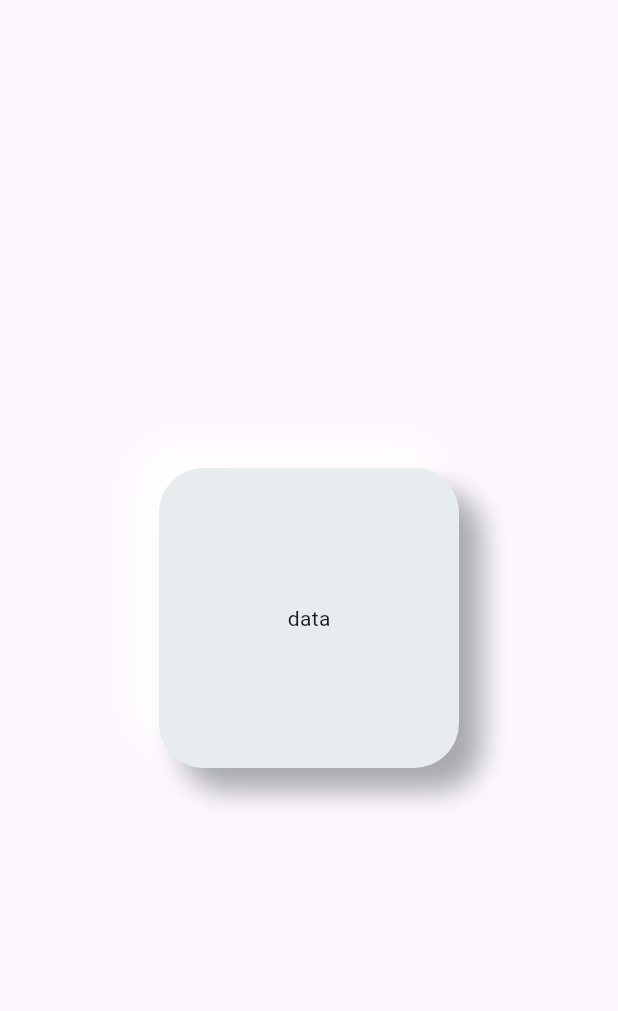
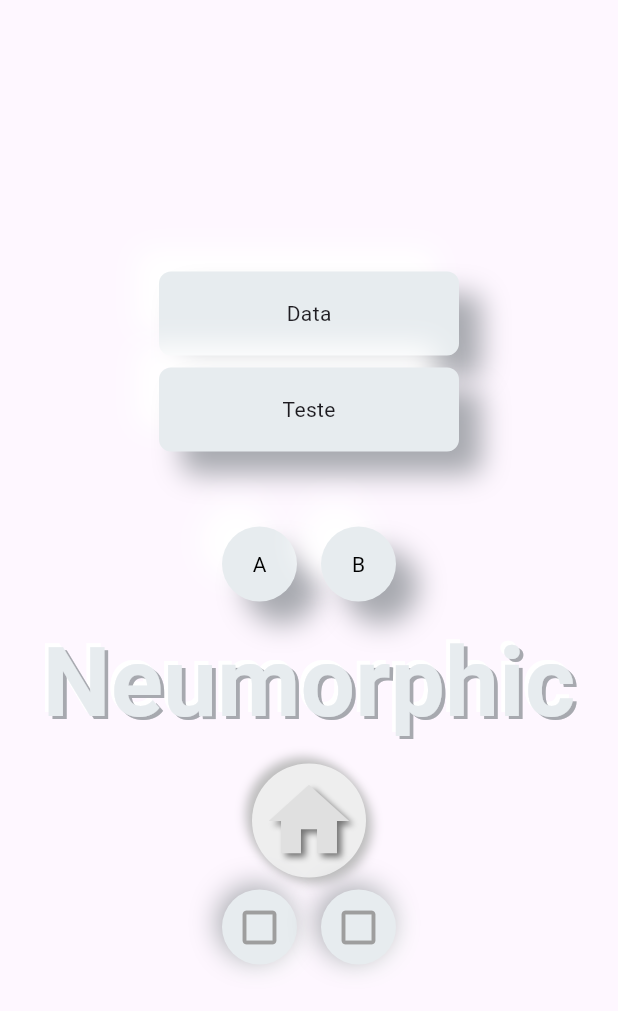
Before and after one commit to KauanProg/flutter_fusion, a Flutter app: the screen it shows after launch, on a phone screen of 412 x 824 dp. Shown: the top 1011 px of the screen. Run offline on Flutter 3.47's test engine with Material 3 defaults, Android fonts, the phone set to English and light mode, and no system bars; our stand-ins replace flutter_inset_box_shadow.

Commit message:
Adicionando checkbox, icon, radio, text e button

```diff
--- a/example/lib/main.dart
+++ b/example/lib/main.dart
@@ -30,20 +30,107 @@ class MyHomePage extends StatefulWidget {
 }
 
 class _MyHomePageState extends State<MyHomePage> {
+  int? selectedValue;
+
   @override
   Widget build(BuildContext context) {
     return Scaffold(
       body: Center(
+        child: SingleChildScrollView(
           child: Column(
             mainAxisAlignment: MainAxisAlignment.center,
             children: [
               NeumorphicContainer(
                 onPressed: () {},
                 width: 200,
-              height: 200,
-              child: const Text('data'),
+                height: 56,
+                child: const Center(child: Text('Data')),
+              ),
+              const SizedBox(height: 8),
+              NeumorphicButton(
+                onPressed: () {},
+                width: 200,
+                height: 56,
+                title: 'Teste',
+              ),
+              const SizedBox(height: 50),
+              Row(
+                mainAxisAlignment: MainAxisAlignment.center,
+                children: [
+                  NeumorphicRadioButton<int>(
+                    value: 1,
+                    groupValue: selectedValue,
+                    onChanged: (value) {
+                      setState(() {
+                        selectedValue = value;
+                      });
+                    },
+                    title: 'A',
+                    width: 50,
+                    height: 50,
+                    style: const TextStyle(color: Colors.white),
+                  ),
+                  const SizedBox(width: 16),
+                  NeumorphicRadioButton<int>(
+                    value: 2,
+                    groupValue: selectedValue,
+                    onChanged: (value) {
+                      setState(() {
+                        selectedValue = value;
+                      });
+                    },
+                    title: 'B',
+                    width: 50,
+                    height: 50,
+                    style: const TextStyle(color: Colors.white),
                   ),
                 ],
+              ),
+              const SizedBox(height: 8),
+              const NeumorphicText(
+                text: 'Neumorphic',
+                depth: 5.0,
+                textStyle: TextStyle(
+                  fontSize: 64.0,
+                  fontWeight: FontWeight.bold,
+                  color: Color(0xffe7ecef),
+                ),
+              ),
+              const SizedBox(height: 8),
+              const NeumorphicIcon(iconData: Icons.home, size: 64),
+              const SizedBox(height: 8),
+              Row(
+                mainAxisAlignment: MainAxisAlignment.center,
+                children: [
+                  NeumorphicCheckbox<int>(
+                    value: 1,
+                    groupValue: selectedValue,
+                    onChanged: (value) {
+                      setState(() {
+                        selectedValue = value;
+                      });
+                    },
+                    size: 50,
+                    isDarkMode: false,
+                    duration: const Duration(milliseconds: 100),
+                  ),
+                  const SizedBox(width: 16),
+                  NeumorphicCheckbox<int>(
+                    value: 2,
+                    groupValue: selectedValue,
+                    onChanged: (value) {
+                      setState(() {
+                        selectedValue = value;
+                      });
+                    },
+                    size: 50,
+                    isDarkMode: false,
+                    duration: const Duration(milliseconds: 100),
+                  ),
+                ],
+              ),
+            ],
+          ),
         ),
       ),
     );
--- a/lib/flutter_fusion.dart
+++ b/lib/flutter_fusion.dart
@@ -1,3 +1,13 @@
 library flutter_fusion;
 
-export 'src/modules/buttons/neumorphic/neumorphic_container/neumorphic_container.dart';
+export 'src/modules/neumorphic/neumorphic_button/neumorphic_button.dart';
+export 'src/modules/neumorphic/neumorphic_checkbox/neumorphic_checkbox.dart';
+export 'src/modules/neumorphic/neumorphic_container/neumorphic_container.dart';
+export 'src/modules/neumorphic/neumorphic_icon/neumorphic_icon.dart';
+export 'src/modules/neumorphic/neumorphic_progress/neumorphic_progress.dart';
+export 'src/modules/neumorphic/neumorphic_radio/neumorphic_radio.dart';
+export 'src/modules/neumorphic/neumorphic_slider/neumorphic_slider.dart';
+export 'src/modules/neumorphic/neumorphic_switch/neumorphic_switch.dart';
+export 'src/modules/neumorphic/neumorphic_text/neumorphic_text.dart';
+export 'src/modules/neumorphic/neumorphic_textfield/neumorphic_textfield.dart';
+export 'src/modules/neumorphic/neumorphic_toggle/neumorphic_toggle.dart';
--- /dev/null
+++ b/lib/src/modules/neumorphic/neumorphic_button/neumorphic_button.dart
@@ -0,0 +1,92 @@
+import 'package:flutter/material.dart' hide BoxDecoration, BoxShadow;
+import 'package:flutter_inset_box_shadow/flutter_inset_box_shadow.dart';
+
+class NeumorphicButton extends StatefulWidget {
+  final VoidCallback onPressed;
+  final double width;
+  final double height;
+  final Color? backgroundColorLight;
+  final Color? backgroundColorDark;
+  final Offset? pressedDistance;
+  final Offset? releasedDistance;
+  final double? blur;
+  final bool? isDarkMode;
+  final BorderRadiusGeometry? borderRadius;
+  final Duration? duration;
+  final String? title;
+  final TextStyle? style;
+
+  const NeumorphicButton({
+    super.key,
+    required this.onPressed,
+    required this.width,
+    required this.height,
+    this.backgroundColorLight,
+    this.backgroundColorDark,
+    this.pressedDistance,
+    this.releasedDistance,
+    this.blur,
+    this.isDarkMode,
+    this.borderRadius,
+    this.duration,
+    required this.title,
+    this.style,
+  });
+
+  @override
+  State<NeumorphicButton> createState() => _NeumorphicButtonState();
+}
+
+class _NeumorphicButtonState extends State<NeumorphicButton> {
+  bool isPressed = false;
+  bool isDarkMode = false;
+
+  @override
+  Widget build(BuildContext context) {
+    Color backgroundColor = isDarkMode
+        ? widget.backgroundColorDark ?? const Color(0xff2e3239)
+        : widget.backgroundColorLight ?? const Color(0xffe7ecef);
+    Offset distance = isPressed
+        ? widget.pressedDistance ?? const Offset(5, 5)
+        : widget.releasedDistance ?? const Offset(15, 15);
+    double blur = widget.blur != null
+        ? (isPressed ? widget.blur! : widget.blur! * 3)
+        : (isPressed ? 3 : 15);
+
+    return GestureDetector(
+      onTap: () => setState(() => isPressed = !isPressed),
+      child: AnimatedContainer(
+        duration: widget.duration ?? const Duration(milliseconds: 100),
+        width: widget.width,
+        height: widget.height,
+        decoration: BoxDecoration(
+          color: backgroundColor,
+          borderRadius: widget.borderRadius ?? BorderRadius.circular(8),
+          boxShadow: [
+            BoxShadow(
+              blurRadius: blur,
+              offset: -distance,
+              color: isDarkMode ? const Color(0xff35393f) : Colors.white,
+              inset: isPressed,
+            ),
+            BoxShadow(
+              blurRadius: blur,
+              offset: distance,
+              color: isDarkMode
+                  ? const Color(0xff23262a)
+                  : const Color(0xffa7a9af),
+              inset: isPressed,
+            ),
+          ],
+        ),
+        child: Center(
+          child: Text(
+            widget.title!,
+            style: widget.style,
+            maxLines: 1,
+          ),
+        ),
+      ),
+    );
+  }
+}
--- /dev/null
+++ b/lib/src/modules/neumorphic/neumorphic_checkbox/neumorphic_checkbox.dart
@@ -0,0 +1,74 @@
+import 'package:flutter/material.dart';
+
+class NeumorphicCheckbox<T> extends StatelessWidget {
+  final T value;
+  final T? groupValue;
+  final ValueChanged<T?> onChanged;
+  final double size;
+  final Color? activeColor;
+  final Color? inactiveColor;
+  final bool? isDarkMode;
+  final Duration? duration;
+
+  const NeumorphicCheckbox({
+    super.key,
+    required this.value,
+    required this.groupValue,
+    required this.onChanged,
+    this.size = 24.0,
+    this.activeColor,
+    this.inactiveColor,
+    this.isDarkMode = false,
+    this.duration,
+  });
+
+  @override
+  Widget build(BuildContext context) {
+    final bool isSelected = value == groupValue;
+    final bool isPressed = isSelected;
+
+    Color backgroundColor = isDarkMode!
+        ? inactiveColor ?? const Color(0xff2e3239)
+        : activeColor ?? const Color(0xffe7ecef);
+
+    double blurValue = isPressed ? 3 : 15;
+
+    return GestureDetector(
+      onTap: () {
+        if (!isSelected) {
+          onChanged(value);
+        }
+      },
+      child: AnimatedContainer(
+        duration: duration ?? const Duration(milliseconds: 100),
+        width: size,
+        height: size,
+        decoration: BoxDecoration(
+          color: backgroundColor,
+          shape: BoxShape.circle,
+          boxShadow: [
+            BoxShadow(
+              blurRadius: blurValue,
+              offset: const Offset(3, 3),
+              color: isDarkMode! ? const Color(0xff23262a) : Colors.white,
+            ),
+            BoxShadow(
+              blurRadius: blurValue,
+              offset: const Offset(-3, -3),
+              color: isDarkMode!
+                  ? const Color(0xff35393f)
+                  : const Color(0xffa7a9af),
+            ),
+          ],
+        ),
+        child: Center(
+          child: Icon(
+            isSelected ? Icons.check : Icons.check_box_outline_blank,
+            size: size * 0.6,
+            color: isDarkMode! ? Colors.white : Colors.grey[500],
+          ),
+        ),
+      ),
+    );
+  }
+}
--- a/lib/src/modules/buttons/neumorphic/neumorphic_container/neumorphic_container.dart
+++ b/lib/src/modules/neumorphic/neumorphic_container/neumorphic_container.dart
@@ -1,5 +1,3 @@
-// ignore_for_file: prefer_const_constructors_in_immutables, must_be_immutable
-
 import 'package:flutter/material.dart' hide BoxDecoration, BoxShadow;
 import 'package:flutter_inset_box_shadow/flutter_inset_box_shadow.dart';
 
@@ -8,13 +6,27 @@ class NeumorphicContainer extends StatefulWidget {
   final Widget child;
   final double width;
   final double height;
+  final Color? backgroundColorLight;
+  final Color? backgroundColorDark;
+  final Offset? pressedDistance;
+  final Offset? releasedDistance;
+  final double? blur;
+  final bool? isDarkMode;
+  final BorderRadiusGeometry? borderRadius;
 
-  NeumorphicContainer({
+  const NeumorphicContainer({
     super.key,
     required this.onPressed,
     required this.child,
     required this.width,
     required this.height,
+    this.backgroundColorLight,
+    this.backgroundColorDark,
+    this.pressedDistance,
+    this.releasedDistance,
+    this.blur,
+    this.isDarkMode,
+    this.borderRadius,
   });
 
   @override
@@ -27,9 +39,15 @@ class _NeumorphicContainerState extends State<NeumorphicContainer> {
 
   @override
   Widget build(BuildContext context) {
-    Color backgroundColor = isDarkMode ? const Color(0xff2e3239) : const Color(0xffe7ecef);
-    Offset distance = isPressed ? const Offset(5, 5) : const Offset(15, 15);
-    double blur = isPressed ? 3 : 15;
+    Color backgroundColor = isDarkMode
+        ? widget.backgroundColorDark ?? const Color(0xff2e3239)
+        : widget.backgroundColorLight ?? const Color(0xffe7ecef);
+    Offset distance = isPressed
+        ? widget.pressedDistance ?? const Offset(5, 5)
+        : widget.releasedDistance ?? const Offset(15, 15);
+    double blur = widget.blur != null
+        ? (isPressed ? widget.blur! : widget.blur! * 3)
+        : (isPressed ? 3 : 15);
 
     return GestureDetector(
       onTap: () => setState(() => isPressed = !isPressed),
@@ -39,7 +57,7 @@ class _NeumorphicContainerState extends State<NeumorphicContainer> {
         height: widget.height,
         decoration: BoxDecoration(
           color: backgroundColor,
-          borderRadius: BorderRadius.circular(30),
+          borderRadius: widget.borderRadius ?? BorderRadius.circular(8),
           boxShadow: [
             BoxShadow(
               blurRadius: blur,
@@ -57,9 +75,7 @@ class _NeumorphicContainerState extends State<NeumorphicContainer> {
             ),
           ],
         ),
-        child: Center(
-          child: widget.child,
-        ),
+        child: widget.child,
       ),
     );
   }
--- /dev/null
+++ b/lib/src/modules/neumorphic/neumorphic_icon/neumorphic_icon.dart
@@ -0,0 +1,52 @@
+import 'package:flutter/material.dart';
+
+class NeumorphicIcon extends StatelessWidget {
+  final IconData iconData;
+  final double size;
+  final double depth;
+
+  const NeumorphicIcon({
+    super.key,
+    required this.iconData,
+    this.size = 24.0,
+    this.depth = 12.0,
+  });
+
+  @override
+  Widget build(BuildContext context) {
+    return Container(
+      width: size + depth,
+      height: size + depth,
+      decoration: BoxDecoration(
+        color: Colors.grey[200],
+        shape: BoxShape.circle,
+        boxShadow: [
+          BoxShadow(
+            color: Colors.grey[400]!,
+            offset: Offset(-depth / 3, -depth / 3),
+            blurRadius: 5,
+          ),
+          BoxShadow(
+            color: Colors.grey[400]!,
+            offset: Offset(depth / 3, depth / 3),
+            blurRadius: 5,
+          ),
+        ],
+      ),
+      child: Center(
+        child: Icon(
+          iconData,
+          size: size,
+          color: Colors.grey[300],
+          shadows: [
+            BoxShadow(
+              color: Colors.grey[600]!,
+              offset: Offset(depth / 4, depth / 4),
+              blurRadius: 5,
+            ),
+          ],
+        ),
+      ),
+    );
+  }
+}
--- /dev/null
+++ b/lib/src/modules/neumorphic/neumorphic_radio/neumorphic_radio.dart
@@ -0,0 +1,95 @@
+import 'package:flutter/material.dart' hide BoxDecoration, BoxShadow;
+import 'package:flutter_inset_box_shadow/flutter_inset_box_shadow.dart';
+
+class NeumorphicRadioButton<T> extends StatelessWidget {
+  final T value;
+  final T? groupValue;
+  final ValueChanged<T?> onChanged;
+  final String title;
+  final TextStyle? style;
+  final double width;
+  final double height;
+  final Color? backgroundColorLight;
+  final Color? backgroundColorDark;
+  final Offset? pressedDistance;
+  final Offset? releasedDistance;
+  final double? blur;
+  final bool? isDarkMode;
+  final Duration? duration;
+
+  const NeumorphicRadioButton({
+    super.key,
+    required this.value,
+    required this.groupValue,
+    required this.onChanged,
+    required this.title,
+    this.style,
+    required this.width,
+    required this.height,
+    this.backgroundColorLight,
+    this.backgroundColorDark,
+    this.pressedDistance,
+    this.releasedDistance,
+    this.blur,
+    this.isDarkMode = false,
+    this.duration,
+  });
+
+  @override
+  Widget build(BuildContext context) {
+    final bool isSelected = value == groupValue;
+    final bool isPressed = isSelected;
+
+    Color backgroundColor = isDarkMode!
+        ? backgroundColorDark ?? const Color(0xff2e3239)
+        : backgroundColorLight ?? const Color(0xffe7ecef);
+
+    Offset distance = isPressed
+        ? pressedDistance ?? const Offset(5, 5)
+        : releasedDistance ?? const Offset(15, 15);
+
+    double blurValue =
+        blur != null ? (isPressed ? blur! : blur! * 3) : (isPressed ? 3 : 15);
+
+    return GestureDetector(
+      onTap: () {
+        if (!isSelected) {
+          onChanged(value);
+        }
+      },
+      child: AnimatedContainer(
+        duration: duration ?? const Duration(milliseconds: 100),
+        width: width,
+        height: height,
+        decoration: BoxDecoration(
+          color: backgroundColor,
+          shape: BoxShape.circle,
+          boxShadow: [
+            BoxShadow(
+              blurRadius: blurValue,
+              offset: -distance,
+              color: isDarkMode! ? const Color(0xff35393f) : Colors.white,
+              inset: isPressed,
+            ),
+            BoxShadow(
+              blurRadius: blurValue,
+              offset: distance,
+              color: isDarkMode!
+                  ? const Color(0xff23262a)
+                  : const Color(0xffa7a9af),
+              inset: isPressed,
+            ),
+          ],
+        ),
+        child: Center(
+          child: Text(
+            title,
+            style: style?.copyWith(
+                color: isDarkMode! ? Colors.white : Colors.black),
+            maxLines: 1,
+          ),
+        ),
+      ),
+    );
+  }
+}
--- /dev/null
+++ b/lib/src/modules/neumorphic/neumorphic_text/neumorphic_text.dart
@@ -0,0 +1,33 @@
+import 'package:flutter/material.dart';
+
+class NeumorphicText extends StatelessWidget {
+  final String text;
+  final TextStyle textStyle;
+  final double depth;
+
+  const NeumorphicText({
+    super.key,
+    required this.text,
+    this.textStyle = const TextStyle(fontSize: 24.0, fontWeight: FontWeight.bold),
+    this.depth = 10.0,
+  });
+
+  @override
+  Widget build(BuildContext context) {
+    return Text(
+      text,
+      style: textStyle.copyWith(
+        shadows: [
+          Shadow(
+            color: Colors.white,
+            offset: Offset(-depth / 2, -depth / 2),
+          ),
+          Shadow(
+            color: const Color(0xffa7a9af),
+            offset: Offset(depth / 2, depth / 2),
+          ),
+        ],
+      ),
+    );
+  }
+}
```
Also changed, not shown: lib/src/modules/neumorphic/neumorphic_progress/neumorphic_progress.dart (added), lib/src/modules/neumorphic/neumorphic_slider/neumorphic_slider.dart (added), lib/src/modules/neumorphic/neumorphic_switch/neumorphic_switch.dart (added), lib/src/modules/neumorphic/neumorphic_textfield/neumorphic_textfield.dart (added), lib/src/modules/neumorphic/neumorphic_toggle/neumorphic_toggle.dart (added). Lines whose indentation alone changed are shown as unchanged.
